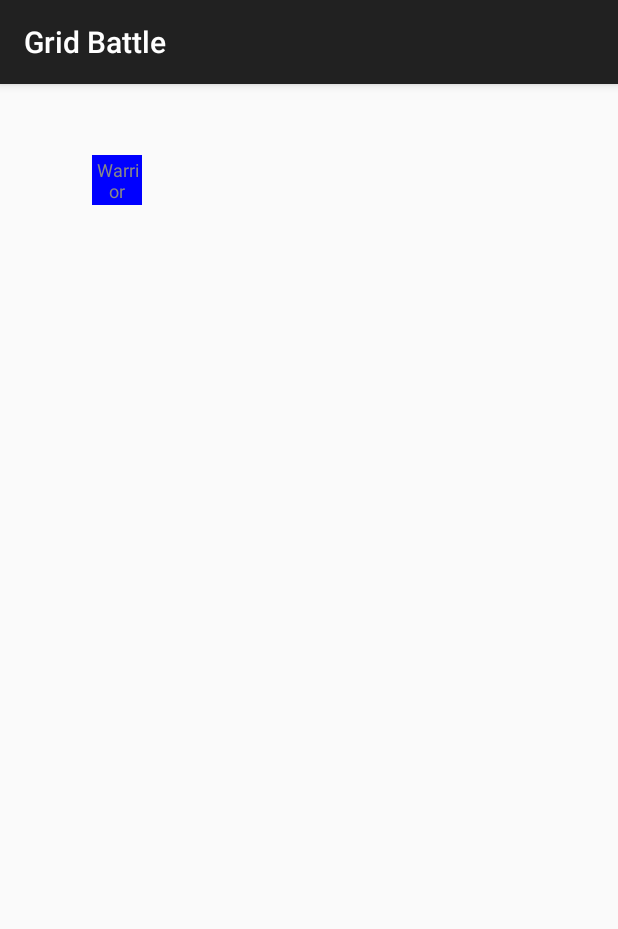
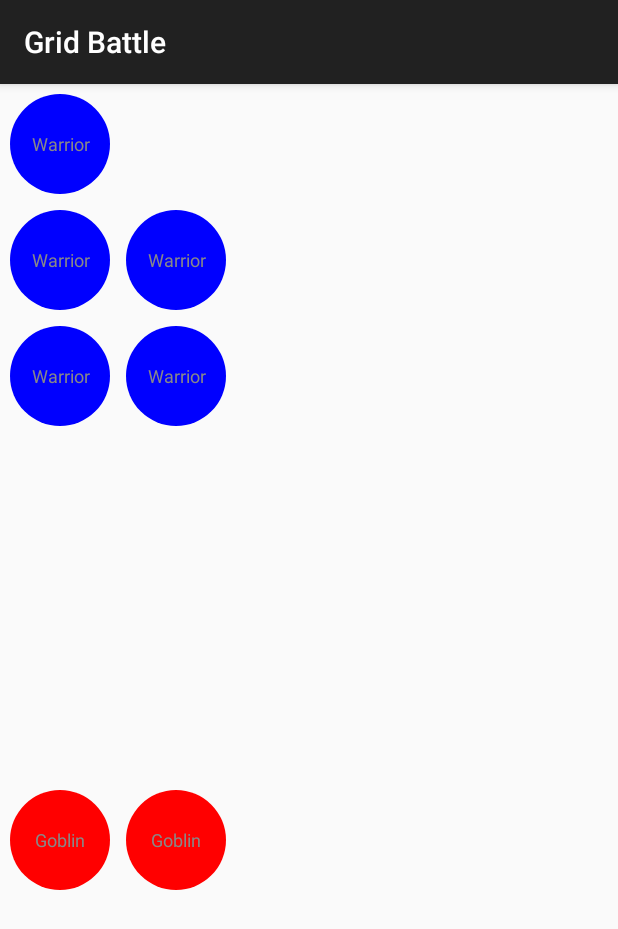
Before and after one commit to Monkeygator57/GuildLegacyBuild, an Android app: the GridBattleActivity screen opened directly, with no data from a screen before it, on a phone screen of 412 x 824 dp. Shown: the top 929 px of the screen. Run offline under Robolectric (Android 15) with nearby library versions, the phone set to English and light mode, and no system bars.

Commit message:
initial push

```diff
--- a/app/src/main/java/com/example/test3/GridManager.java
+++ b/app/src/main/java/com/example/test3/GridManager.java
@@ -33,16 +33,15 @@ public class GridManager {
     public void initializeGrid() {
         // example setup of initial heroes and enemies,
         heroGrid[0][0] = new Hero("Warrior", 100,30,10,0, "Warrior");
+        heroGrid[1][0] = new Hero("Warrior", 100,30,10,0, "Warrior");
+        heroGrid[2][0] = new Hero("Warrior", 100,30,10,0, "Warrior");
+        heroGrid[1][1] = new Hero("Warrior", 100,30,10,0, "Warrior");
+        heroGrid[2][1] = new Hero("Warrior", 100,30,10,0, "Warrior");
+
+        enemyGrid[8][8] = new Enemy("Goblin",50, 20,5, 0, false);
         enemyGrid[6][0] = new Enemy("Goblin",50, 20,5, 0, false);
-
-        heroGrid[1][0] = new Hero("Warrior", 100,30,10,0, "Warrior");
         enemyGrid[6][1] = new Enemy("Goblin",50, 20,5, 0, false);
 
-        heroGrid[1][1] = new Hero("Warrior", 100,30,10,0, "Warrior");
-        enemyGrid[7][0] = new Enemy("Goblin",50, 20,5, 0, false);
-
-        heroGrid[2][0] = new Hero("Warrior", 100,30,10,0, "Warrior");
-        enemyGrid[7][1] = new Enemy("Goblin",50, 20,5, 0, false);
     }
 
     // Method to display grid
@@ -56,8 +55,8 @@ public class GridManager {
 
                 // Set size for each cell
                 GridLayout.LayoutParams layoutParams = new GridLayout.LayoutParams();
-                layoutParams.width = 50;
-                layoutParams.height = 50;
+                layoutParams.width = 100;
+                layoutParams.height = 100;
                 layoutParams.setMargins(8,8,8,8);
                 container.setLayoutParams(layoutParams);
 
@@ -103,8 +102,8 @@ public class GridManager {
     // help method to create a circular drawable
     private ShapeDrawable createCircleDrawable(int color) {
         ShapeDrawable circle = new ShapeDrawable(new OvalShape());
-        circle.setIntrinsicHeight(100);
-        circle.setIntrinsicWidth(100);
+        circle.setIntrinsicHeight(50);
+        circle.setIntrinsicWidth(50);
         circle.getPaint().setColor(color);
         return circle;
     }
--- a/app/src/main/res/layout/grid_battle.xml
+++ b/app/src/main/res/layout/grid_battle.xml
@@ -10,17 +10,20 @@
 
     <androidx.gridlayout.widget.GridLayout
         android:id="@+id/characterGrid"
-        android:layout_width="300dp"
-        android:layout_height="600dp"
+        android:layout_width="match_parent"
+        android:layout_height="match_parent"
         android:layout_marginStart="1dp"
         android:layout_marginTop="1dp"
         android:layout_marginEnd="1dp"
         android:layout_marginBottom="1dp"
+        android:visibility="visible"
+        app:columnCount="9"
         app:layout_constraintBottom_toBottomOf="parent"
         app:layout_constraintEnd_toEndOf="parent"
         app:layout_constraintStart_toStartOf="parent"
         app:layout_constraintTop_toTopOf="parent"
-        app:layout_constraintVertical_bias="0.245">
+        app:layout_constraintVertical_bias="0.245"
+        app:rowCount="9">
 
     </androidx.gridlayout.widget.GridLayout>
 </androidx.constraintlayout.widget.ConstraintLayout>
```
